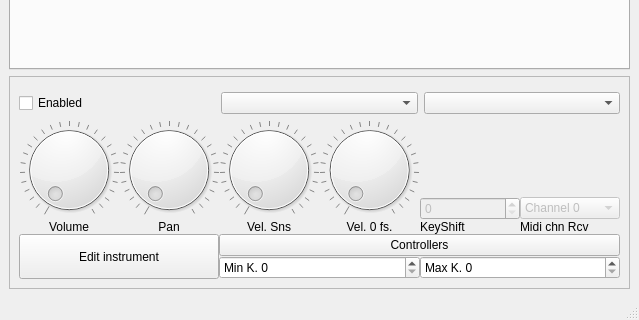
Qt form src/NewUI/MasterUI.ui (saidinesh5/ZynAddSubFX) before a commit; both pictures show x 0 to 639 and y 216 to 536 of the 639 by 536 pixel window.
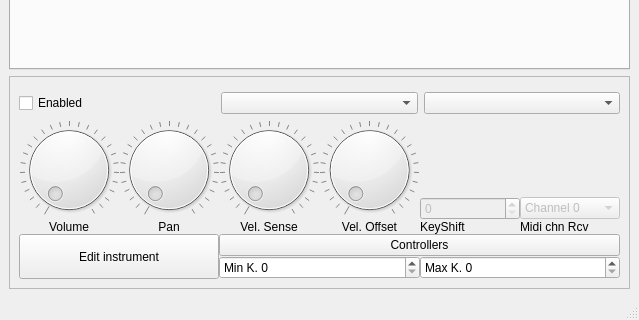
The same form after that commit. Custom widgets are drawn as their Qt base class.

Commit message: Controlified VelocityOffset and VelocityOffset. Connected in ui

The edit to the form file:
```diff
--- a/src/NewUI/MasterUI.ui
+++ b/src/NewUI/MasterUI.ui
@@ -774,7 +774,7 @@
             <item row="2" column="2">
              <widget class="QLabel" name="label_5">
               <property name="text">
-               <string>Vel. Sns</string>
+               <string>Vel. Sense</string>
               </property>
               <property name="alignment">
                <set>Qt::AlignCenter</set>
@@ -784,7 +784,7 @@
             <item row="2" column="3">
              <widget class="QLabel" name="label_6">
               <property name="text">
-               <string>Vel. 0 fs.</string>
+               <string>Vel. Offset</string>
               </property>
               <property name="alignment">
                <set>Qt::AlignCenter</set>
```
Left out of the diff: 4 changed lines with no effect on the pictures. The commit also changes 3 other files.
